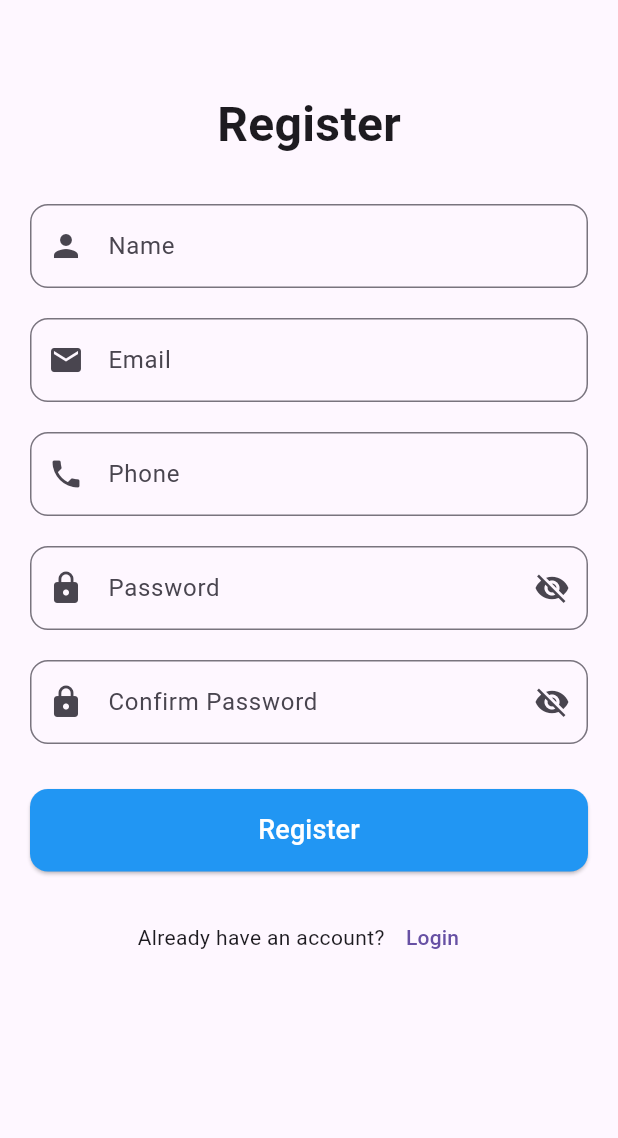
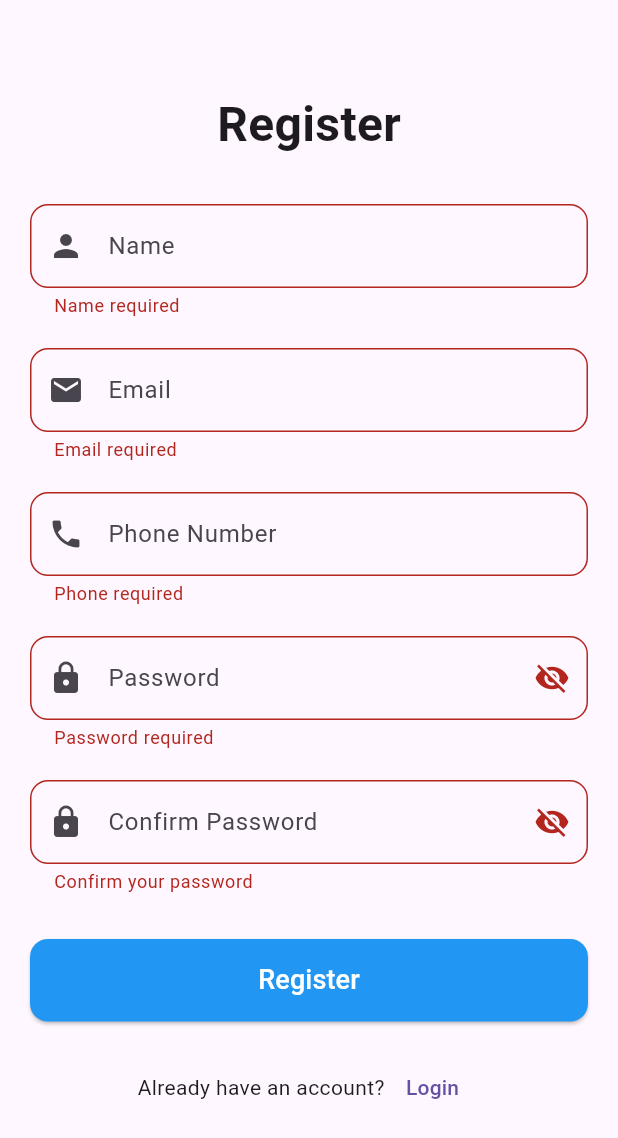
Before and after one commit to mohdabrar07/Login-Register-UI-app, a Flutter app: the RegisterScreen screen opened directly, after a tap on "Register", on a phone screen of 412 x 824 dp. Shown: the top 1138 px of the screen. Run offline on Flutter 3.47's test engine with Material 3 defaults, Android fonts, the light colour scheme and no system bars.

Commit message:
Added validations to login and register page

```diff
--- a/lib/screens/register_screen.dart
+++ b/lib/screens/register_screen.dart
@@ -13,6 +13,7 @@ class RegisterScreen extends StatefulWidget {
 
 class _RegisterScreenState
     extends State<RegisterScreen> {
+  final _formKey = GlobalKey<FormState>();
 
   final nameController = TextEditingController();
 
@@ -41,7 +42,11 @@ class _RegisterScreenState
           child: Padding(
             padding: const EdgeInsets.all(20),
 
-            child: Column(
+            child: Form(
+  key: _formKey,
+
+  child: Column(
+
 
               children: [
 
@@ -58,10 +63,23 @@ class _RegisterScreenState
                 const SizedBox(height: 30),
 
                 CustomTextField(
-                  controller: nameController,
-                  hintText: 'Name',
-                  icon: Icons.person,
-                ),
+                controller: nameController,
+                hintText: 'Name',
+                icon: Icons.person,
+
+                validator: (value) {
+
+                  if (value == null || value.isEmpty) {
+                    return 'Name required';
+                  }
+
+                  if (RegExp(r'[0-9]').hasMatch(value)) {
+                    return 'Name cannot contain numbers';
+                  }
+
+                  return null;
+                },
+              ),
 
                 const SizedBox(height: 20),
 
@@ -69,14 +87,43 @@ class _RegisterScreenState
                   controller: emailController,
                   hintText: 'Email',
                   icon: Icons.email,
+
+                  validator: (value) {
+
+                    if (value == null || value.isEmpty) {
+                      return 'Email required';
+                    }
+
+                    if (!value.contains('@') ||
+                        !value.contains('.')) {
+                      return 'Enter valid email';
+                    }
+
+                    return null;
+                  },
                 ),
 
                 const SizedBox(height: 20),
 
                 CustomTextField(
                   controller: phoneController,
-                  hintText: 'Phone',
+                  hintText: 'Phone Number',
                   icon: Icons.phone,
+
+                  validator: (value) {
+
+                    if (value == null || value.isEmpty) {
+                      return 'Phone required';
+                    }
+
+                    if (!RegExp(r'^[0-9]{10}$')
+                        .hasMatch(value)) {
+
+                      return 'Enter valid 10 digit number';
+                    }
+
+                    return null;
+                  },
                 ),
 
                 const SizedBox(height: 20),
@@ -86,6 +133,19 @@ class _RegisterScreenState
                   hintText: 'Password',
                   icon: Icons.lock,
                   obscureText: isPasswordHidden,
+
+                  validator: (value) {
+
+                    if (value == null || value.isEmpty) {
+                      return 'Password required';
+                    }
+
+                    if (value.length < 6) {
+                      return 'Minimum 6 characters';
+                    }
+
+                    return null;
+                  },
 
                   suffixIcon: IconButton(
 
@@ -109,31 +169,36 @@ class _RegisterScreenState
                 const SizedBox(height: 20),
 
                 CustomTextField(
-                  controller:
-                      confirmPasswordController,
+                  controller: confirmPasswordController,
+                  hintText: 'Confirm Password',
+                  icon: Icons.lock,
+                  obscureText: isConfirmPasswordHidden,
 
-                  hintText: 'Confirm Password',
+                  validator: (value) {
 
-                  icon: Icons.lock,
+                    if (value == null || value.isEmpty) {
+                      return 'Confirm your password';
+                    }
 
-                  obscureText:
-                      isConfirmPasswordHidden,
+                    if (value != passwordController.text) {
+                      return 'Passwords do not match';
+                    }
+
+                    return null;
+                  },
 
                   suffixIcon: IconButton(
 
                     onPressed: () {
 
                       setState(() {
-
                         isConfirmPasswordHidden =
                             !isConfirmPasswordHidden;
-
                       });
 
                     },
 
                     icon: Icon(
-
                       isConfirmPasswordHidden
                           ? Icons.visibility_off
                           : Icons.visibility,
@@ -145,7 +210,20 @@ class _RegisterScreenState
 
                 CustomButton(
                   text: 'Register',
-                  onPressed: () {},
+                  onPressed: () {
+
+                    if (_formKey.currentState!.validate()) {
+
+                      ScaffoldMessenger.of(context).showSnackBar(
+
+                        const SnackBar(
+                          content: Text(
+                            'Registration Successful',
+                          ),
+                        ),
+                      );
+                    }
+                  },
                 ),
 
                 const SizedBox(height: 20),
@@ -179,6 +257,7 @@ class _RegisterScreenState
           ),
         ),
       ),
+      ),
     );
   }
 }
--- a/lib/widgets/custom_textfield.dart
+++ b/lib/widgets/custom_textfield.dart
@@ -8,6 +8,8 @@ class CustomTextField extends StatelessWidget {
   final bool obscureText;
   final Widget? suffixIcon;
 
+  final String? Function(String?)? validator;
+
   const CustomTextField({
     super.key,
     required this.controller,
@@ -15,16 +17,21 @@ class CustomTextField extends StatelessWidget {
     required this.icon,
     this.obscureText = false,
     this.suffixIcon,
+    this.validator,
   });
 
   @override
   Widget build(BuildContext context) {
 
-    return TextField(
+    return TextFormField(
+
       controller: controller,
       obscureText: obscureText,
 
+      validator: validator,
+
       decoration: InputDecoration(
+
         hintText: hintText,
 
         prefixIcon: Icon(icon),
```
Also changed, not shown: lib/screens/home_screen.dart (added, +30 -0 lines), lib/screens/login_screen.dart (+98 -5 lines).
